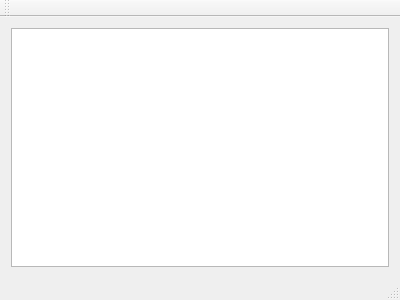
This is picmainwindow.ui in georgy-schukin/pic-sym as Qt 5 draws it before an edit. The edited form follows.
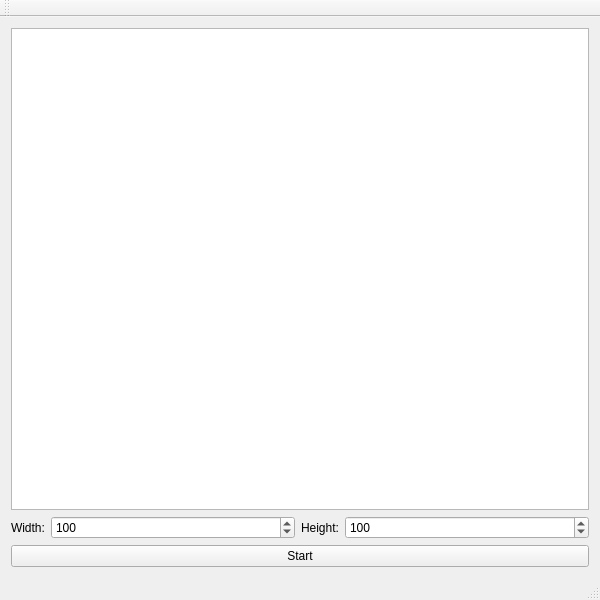
This is the edited form.

```diff
--- a/picmainwindow.ui
+++ b/picmainwindow.ui
@@ -6,10 +6,22 @@
    <rect>
     <x>0</x>
     <y>0</y>
-    <width>400</width>
-    <height>300</height>
+    <width>600</width>
+    <height>600</height>
    </rect>
   </property>
+  <property name="minimumSize">
+   <size>
+    <width>100</width>
+    <height>100</height>
+   </size>
+  </property>
+  <property name="baseSize">
+   <size>
+    <width>100</width>
+    <height>100</height>
+   </size>
+  </property>
   <property name="windowTitle">
    <string>PICMainWindow</string>
   </property>
@@ -18,6 +30,69 @@
     <item>
      <widget class="QGraphicsView" name="graphicsView"/>
     </item>
+    <item>
+     <layout class="QHBoxLayout" name="horizontalLayout">
+      <item>
+       <widget class="QLabel" name="widthLabel">
+        <property name="sizePolicy">
+         <sizepolicy hsizetype="Fixed" vsizetype="Preferred">
+          <horstretch>0</horstretch>
+          <verstretch>0</verstretch>
+         </sizepolicy>
+        </property>
+        <property name="text">
+         <string>Width:</string>
+        </property>
+       </widget>
+      </item>
+      <item>
+       <widget class="QSpinBox" name="widthBox">
+        <property name="minimum">
+         <number>1</number>
+        </property>
+        <property name="maximum">
+         <number>10000</number>
+        </property>
+        <property name="value">
+         <number>100</number>
+        </property>
+       </widget>
+      </item>
+      <item>
+       <widget class="QLabel" name="heightLabel">
+        <property name="sizePolicy">
+         <sizepolicy hsizetype="Fixed" vsizetype="Preferred">
+          <horstretch>0</horstretch>
+          <verstretch>0</verstretch>
+         </sizepolicy>
+        </property>
+        <property name="text">
+         <string>Height:</string>
+        </property>
+       </widget>
+      </item>
+      <item>
+       <widget class="QSpinBox" name="heightBox">
+        <property name="minimum">
+         <number>1</number>
+        </property>
+        <property name="maximum">
+         <number>10000</number>
+        </property>
+        <property name="value">
+         <number>100</number>
+        </property>
+       </widget>
+      </item>
+     </layout>
+    </item>
+    <item>
+     <widget class="QPushButton" name="startButton">
+      <property name="text">
+       <string>Start</string>
+      </property>
+     </widget>
+    </item>
    </layout>
   </widget>
   <widget class="QMenuBar" name="menuBar">
```
Left out of the diff: 4 changed lines with no effect on the pictures.
